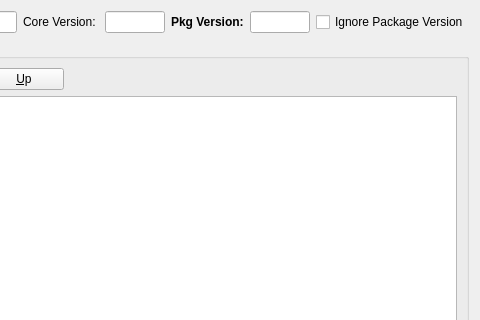
Old version of the form ui/formdeviserversion.ui in the repository sbmlteam/QtDeviser; both pictures show x 125 to 605 and y 0 to 320 of the 605 by 425 pixel window.
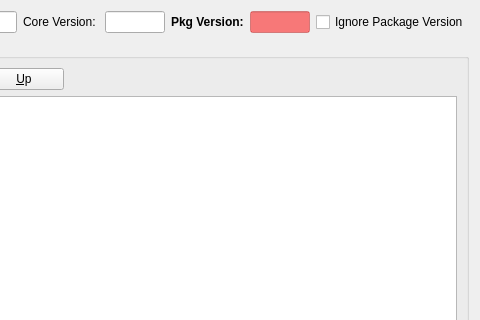
New version of the form.

Commit message: - added validation to the attribute models - red background for required items - reordered attribute columns

```diff
--- a/ui/formdeviserversion.ui
+++ b/ui/formdeviserversion.ui
@@ -66,6 +66,9 @@
          <property name="toolTip">
           <string>&lt;html&gt;&lt;head/&gt;&lt;body&gt;&lt;p&gt;&lt;span&gt;The &lt;/span&gt;&lt;span style=&quot; font-weight:600; font-style:italic;&quot;&gt;version&lt;/span&gt;&lt;span&gt; of the &lt;/span&gt;&lt;span style=&quot; font-weight:600;&quot;&gt;SBML Level 3 Package&lt;/span&gt;&lt;span&gt; being described.&lt;/span&gt;&lt;/p&gt;&lt;/body&gt;&lt;/html&gt;</string>
          </property>
+         <property name="styleSheet">
+          <string notr="true">QLineEdit { background-color: rgba(255,0,0,127);selection-background-color:rgba(255,0,0,127) }QLineEdit:hover { background-color: rgba(255,0,0,127);selection-background-color:rgba(255,0,0,127) }</string>
+         </property>
         </widget>
        </item>
        <item>
```
Left out of the diff: 17 changed lines with no effect on the pictures. The commit also changes 23 other files.
